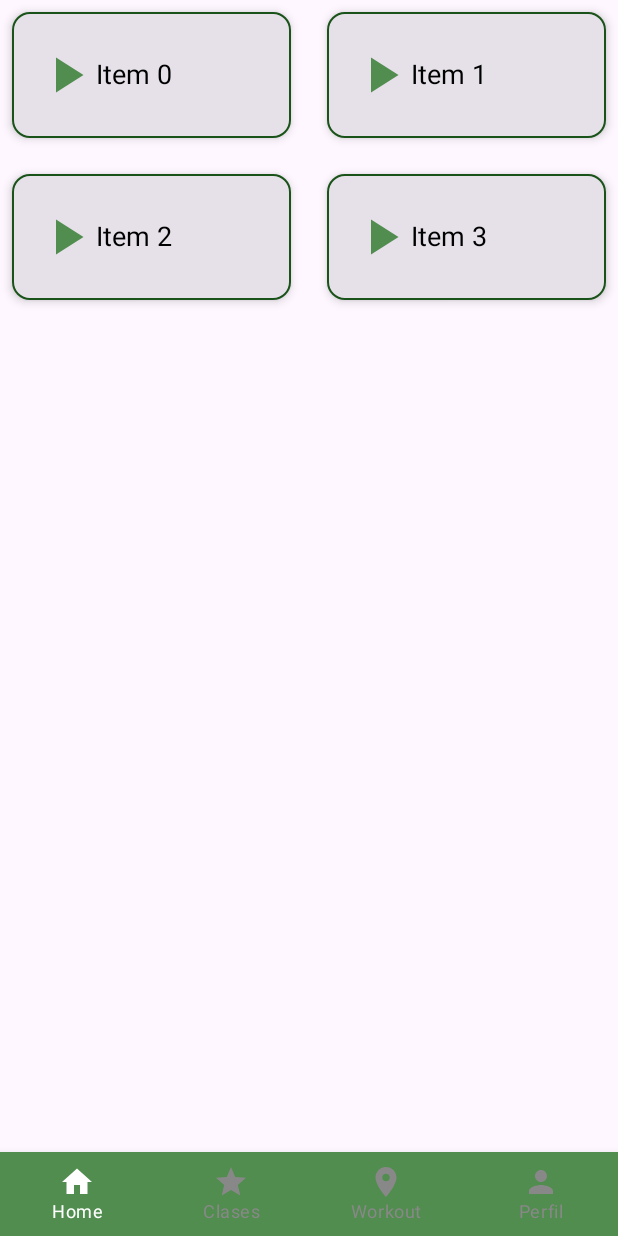
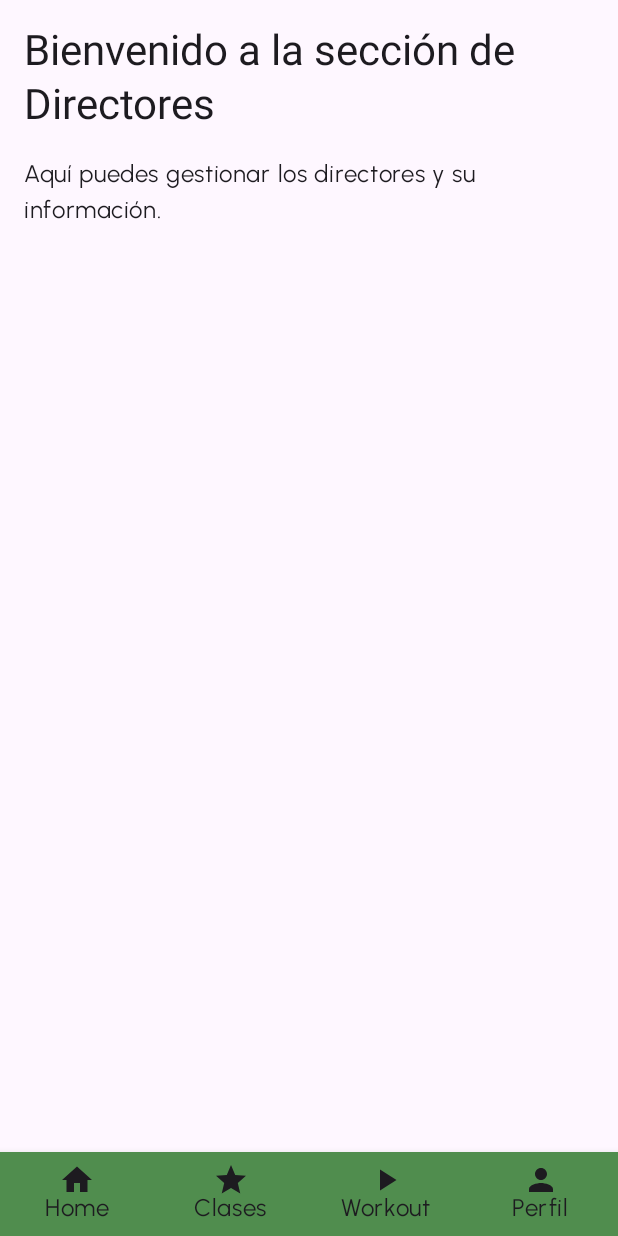
Before and after one commit to DavidCondoriAguilar/AndroidCompose, an Android app built with Jetpack Compose: the HomeActivity screen opened directly, with no data from a screen before it, on a phone screen of 412 x 824 dp. Run offline under Robolectric (Android 15) with nearby library versions, the phone set to English and light mode, and no system bars.

Commit message:
update navbar, navbar fixed all pages

```diff
--- a/app/build.gradle.kts
+++ b/app/build.gradle.kts
@@ -60,6 +60,7 @@ dependencies {
     implementation("androidx.compose.ui:ui-tooling-preview")
     implementation("androidx.compose.material3:material3")
     implementation(platform("androidx.compose:compose-bom:2024.09.00"))
+    implementation ("androidx.navigation:navigation-compose:2.8.0")
     implementation ("androidx.compose.ui:ui:1.7.1")
     implementation ("androidx.compose.material:material:1.7.1")
     testImplementation("junit:junit:4.13.2")
--- a/app/src/main/java/com/davidchura/sistema1228/HomeActivity.kt
+++ b/app/src/main/java/com/davidchura/sistema1228/HomeActivity.kt
@@ -1,40 +1,29 @@
 package com.davidchura.sistema1228
 
-import android.content.Intent
 import android.os.Bundle
 import androidx.activity.ComponentActivity
 import androidx.activity.compose.setContent
-import androidx.compose.foundation.BorderStroke
-import androidx.compose.foundation.clickable
 import androidx.compose.foundation.layout.*
-import androidx.compose.foundation.lazy.grid.*
-import androidx.compose.foundation.shape.RoundedCornerShape
 import androidx.compose.material.BottomNavigation
 import androidx.compose.material.BottomNavigationItem
-import androidx.compose.material.Icon
-import androidx.compose.material.Text
 import androidx.compose.material.icons.Icons
 import androidx.compose.material.icons.filled.Home
-import androidx.compose.material.icons.filled.LocationOn
 import androidx.compose.material.icons.filled.Person
 import androidx.compose.material.icons.filled.PlayArrow
 import androidx.compose.material.icons.filled.Star
 import androidx.compose.material3.*
 import androidx.compose.runtime.*
-import androidx.compose.ui.Alignment
 import androidx.compose.ui.Modifier
 import androidx.compose.ui.graphics.Color
 import androidx.compose.ui.graphics.vector.ImageVector
-import androidx.compose.ui.text.TextStyle
 import androidx.compose.ui.unit.dp
-import androidx.compose.ui.unit.sp
+import androidx.navigation.compose.NavHost
+import androidx.navigation.compose.composable
+import androidx.navigation.compose.rememberNavController
 import com.davidchura.sistema1228.ui.theme.Sistema1228Theme
-import com.davidchura.sistema1228.R
 import com.davidchura.sistema1228.pages.*
 
-// Colores personalizados
 val Green = Color(0xFF508D4E)
-val GreenDark = Color(0xFF1A5319)
 
 class HomeActivity : ComponentActivity() {
     override fun onCreate(savedInstanceState: Bundle?) {
@@ -42,38 +31,34 @@ class HomeActivity : ComponentActivity() {
 
         setContent {
             Sistema1228Theme {
-                var selectedTab by remember { mutableStateOf(0) }
+                val navController = rememberNavController()
+                var selectedTab by remember { mutableStateOf("home") }
 
                 Scaffold(
-                    modifier = Modifier.fillMaxSize(),
                     bottomBar = {
                         BottomNavigation(
                             backgroundColor = Green,
                             contentColor = Color.White
                         ) {
-                            // Define tabs within this scope
                             val tabs = listOf(
-                                BottomNavItem("Home", Icons.Filled.Home, 0),
-                                BottomNavItem("Clases", Icons.Filled.Star, 1),
-                                BottomNavItem("Workout", Icons.Filled.LocationOn, 2),
-                                BottomNavItem("Perfil", Icons.Filled.Person, 3)
+                                BottomNavItem("Home", Icons.Filled.Home, "home"),
+                                BottomNavItem("Clases", Icons.Filled.Star, "clases"),
+                                BottomNavItem("Workout", Icons.Filled.PlayArrow, "workout"),
+                                BottomNavItem("Perfil", Icons.Filled.Person, "perfil")
                             )
 
                             tabs.forEach { tab ->
                                 BottomNavigationItem(
                                     icon = { Icon(imageVector = tab.icon, contentDescription = null) },
                                     label = { Text(tab.label) },
-                                    selected = selectedTab == tab.index,
+                                    selected = selectedTab == tab.route,
                                     onClick = {
-                                        selectedTab = tab.index
-                                        val intent = when (tab.index) {
-                                            0 -> Intent(this@HomeActivity, HomeActivity::class.java)
-                                            1 -> Intent(this@HomeActivity, Proveedores::class.java)
-                                            2 -> Intent(this@HomeActivity, Proveedores::class.java)
-                                            3 -> Intent(this@HomeActivity, Proveedores::class.java)
-                                            else -> Intent(this@HomeActivity, HomeActivity::class.java)
+                                        selectedTab = tab.route
+                                        navController.navigate(tab.route) {
+                                            popUpTo(navController.graph.startDestinationId) { saveState = true }
+                                            launchSingleTop = true
+                                            restoreState = true
                                         }
-                                        startActivity(intent)
                                     },
                                     selectedContentColor = Color.White,
                                     unselectedContentColor = Color.Gray
@@ -82,17 +67,15 @@ class HomeActivity : ComponentActivity() {
                         }
                     }
                 ) { innerPadding ->
-                    LazyVerticalGrid(
-                        columns = GridCells.Fixed(2),
-                        contentPadding = innerPadding,
-                        horizontalArrangement = Arrangement.spacedBy(8.dp),
-                        verticalArrangement = Arrangement.spacedBy(8.dp)
+                    NavHost(
+                        navController = navController,
+                        startDestination = "home",
+                        Modifier.padding(innerPadding)
                     ) {
-                        items(4) { index -> // Use a fixed number for grid items for now
-                            GridItem(text = "Item $index", icon = Icons.Filled.PlayArrow) {
-                                // Placeholder action for GridItem click
-                            }
-                        }
+                        composable("home") { DirectoresScreen() }
+                        composable("clases") { ProveedoresScreen() }
+                        composable("workout") { DirectoresScreen() }
+                        composable("perfil") { DirectoresScreen() }
                     }
                 }
             }
@@ -100,40 +83,4 @@ class HomeActivity : ComponentActivity() {
     }
 }
 
-@Composable
-fun GridItem(text: String, icon: ImageVector, onClick: () -> Unit) {
-    Card(
-        modifier = Modifier
-            .fillMaxWidth()
-            .height(100.dp)
-            .padding(8.dp)
-            .clickable(onClick = onClick),
-        shape = RoundedCornerShape(12.dp),
-        border = BorderStroke(1.dp, GreenDark),
-        elevation = CardDefaults.elevatedCardElevation(4.dp) // Use CardDefaults.elevatedCardElevation
-    ) {
-        Row(
-            modifier = Modifier
-                .fillMaxSize()
-                .padding(16.dp),
-            verticalAlignment = Alignment.CenterVertically,
-            horizontalArrangement = Arrangement.Start
-        ) {
-            Icon(
-                imageVector = icon,
-                contentDescription = null,
-                modifier = Modifier.size(40.dp),
-                tint = Green
-            )
-            Text(
-                text = text,
-                style = TextStyle(
-                    fontSize = 18.sp,
-                    color = Color.Black
-                )
-            )
-        }
-    }
-}
-
-data class BottomNavItem(val label: String, val icon: ImageVector, val index: Int)
+data class BottomNavItem(val label: String, val icon: ImageVector, val route: String)
```
Also changed, not shown: app/src/main/java/com/davidchura/sistema1228/pages/DirectoresActivity.kt (+18 -24 lines), app/src/main/java/com/davidchura/sistema1228/pages/Proveedores.kt (+11 -20 lines).
